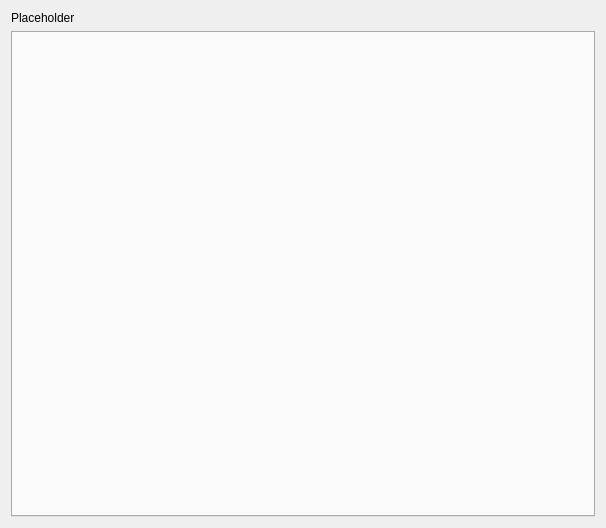
Old version of the form uibase/src/textviewer.ui in the repository Holt59/mo2-merge.
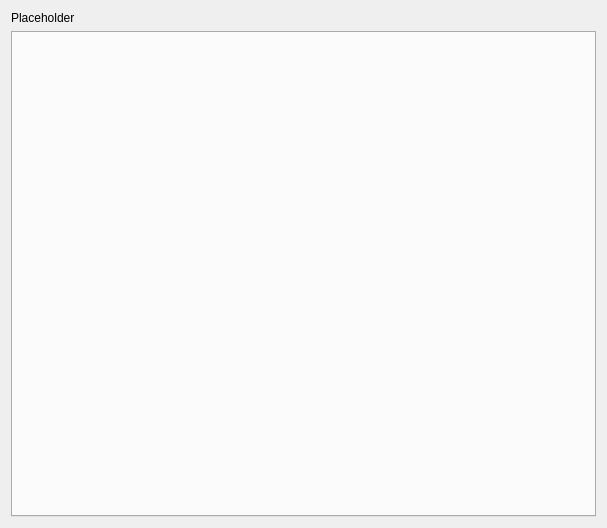
New version of the form.

Commit message: [uibase] - completed Qt5 compatibility - added GetFileVerisonInfoW hook for Windows 8 compatibility - fixed BossDummy to compile correctly with current version of the RGiesecke.DllExport assembly - fixed NCC components compiling with different Framewerk versions - dropped files-list in Nexus-tab of modinfo dialog

Patch:
```diff
--- a/uibase/src/textviewer.ui
+++ b/uibase/src/textviewer.ui
@@ -6,7 +6,7 @@
    <rect>
     <x>0</x>
     <y>0</y>
-    <width>606</width>
+    <width>607</width>
     <height>528</height>
    </rect>
   </property>
```
The commit also changes 3 other files.
